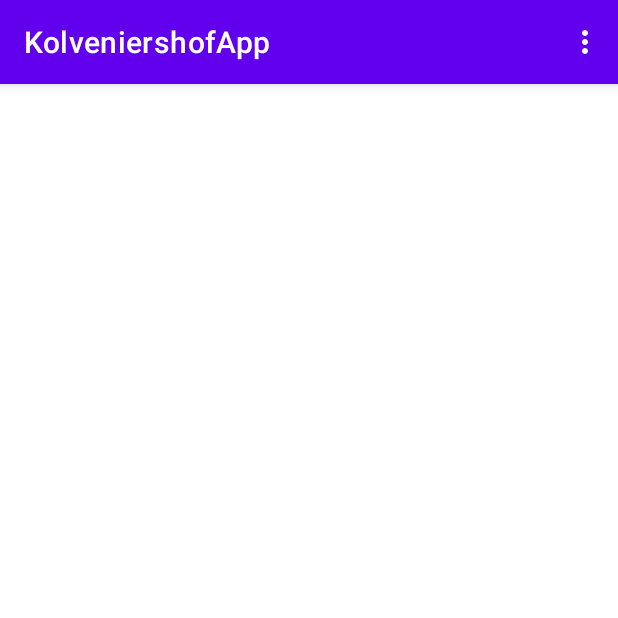
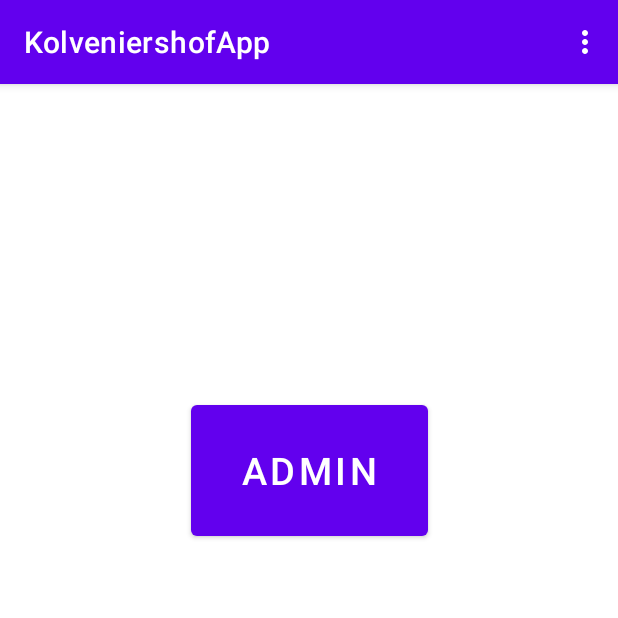
Before and after one commit to lanasak/test.and, an Android app: the screen it shows after launch (MainActivity), on a phone screen of 412 x 824 dp, the top half of it. Run offline under Robolectric (Android 15) with nearby library versions, the phone set to English and light mode, and no system bars; our stand-ins replace data binding.

Commit message:
Toevoegen databinding

```diff
--- a/app/build.gradle
+++ b/app/build.gradle
@@ -15,7 +15,10 @@ android {
 
         testInstrumentationRunner "androidx.test.runner.AndroidJUnitRunner"
     }
-
+    buildFeatures{
+        viewBinding true
+        dataBinding true
+    }
     buildTypes {
         release {
             minifyEnabled false
--- /dev/null
+++ b/app/src/main/java/com/example/kolveniershofapp/LoginFragment.kt
@@ -0,0 +1,25 @@
+package com.example.kolveniershofapp
+
+import android.os.Bundle
+
+import androidx.fragment.app.Fragment
+import android.view.LayoutInflater
+import android.view.View
+import android.view.ViewGroup
+import androidx.navigation.findNavController
+
+class LoginFragment : Fragment() {
+
+    override fun onCreateView(
+        inflater: LayoutInflater, container: ViewGroup?,
+        savedInstanceState: Bundle?
+    ): View? {
+        // Inflate the layout for this fragment
+
+
+        view?.findNavController()?.navigate(R.id.action_LoginFragment_To_AdminFragment)
+
+        return inflater.inflate(R.layout.fragment_login, container, false)
+    }
+
+}
--- a/app/src/main/res/layout/activity_main.xml
+++ b/app/src/main/res/layout/activity_main.xml
@@ -1,4 +1,5 @@
 <?xml version="1.0" encoding="utf-8"?>
+
 <androidx.coordinatorlayout.widget.CoordinatorLayout
     xmlns:android="http://schemas.android.com/apk/res/android"
     xmlns:tools="http://schemas.android.com/tools"
--- /dev/null
+++ b/app/src/main/res/layout/fragment_login.xml
@@ -0,0 +1,27 @@
+<?xml version="1.0" encoding="utf-8"?>
+
+<layout xmlns:android="http://schemas.android.com/apk/res/android"
+    xmlns:app="http://schemas.android.com/apk/res-auto"
+    xmlns:tools="http://schemas.android.com/tools">
+<!--    tools:context="com.example.kolveniershofapp.databinding.FragmentLoginBindingImpl">-->
+
+<androidx.constraintlayout.widget.ConstraintLayout
+    android:id="@+id/frameLayout"
+    android:layout_width="match_parent"
+    android:layout_height="match_parent"
+    android:layout_gravity="center_horizontal"
+    tools:context=".LoginFragment">
+
+    <Button
+        android:id="@+id/AdminLogin"
+        android:layout_width="158dp"
+        android:layout_height="99dp"
+        android:layout_marginTop="208dp"
+        android:text="@string/admin"
+        android:textSize="25sp"
+        app:layout_constraintEnd_toEndOf="parent"
+        app:layout_constraintStart_toStartOf="parent"
+        app:layout_constraintTop_toTopOf="parent" />
+</androidx.constraintlayout.widget.ConstraintLayout>
+
+</layout>
--- a/app/src/main/res/navigation/navigation.xml
+++ b/app/src/main/res/navigation/navigation.xml
@@ -3,7 +3,7 @@
     xmlns:app="http://schemas.android.com/apk/res-auto"
     xmlns:tools="http://schemas.android.com/tools"
     android:id="@+id/nav_root"
-    app:startDestination="@+id/dashBoardFragment">
+    app:startDestination="@+id/loginFragment">
 
     <fragment
         android:id="@+id/dashBoardFragment"
@@ -13,4 +13,15 @@
 
     </fragment>
 
+    <fragment
+        android:id="@+id/loginFragment"
+        android:name="com.example.kolveniershofapp.LoginFragment"
+        android:label="Login"
+        tools:layout="@layout/fragment_login">
+        <action
+            android:id="@+id/action_LoginFragment_To_AdminFragment"
+            app:destination="@id/dashBoardFragment" />
+
+    </fragment>
+
 </navigation>
--- a/app/src/main/res/values/strings.xml
+++ b/app/src/main/res/values/strings.xml
@@ -3,4 +3,5 @@
     <!-- TODO: Remove or change this placeholder text -->
     <string name="hello_blank_fragment">Hello blank fragment</string>
     <string name="admin_dashboard">dashboard admin</string>
+    <string name="admin">Admin</string>
 </resources>
```
Also changed, not shown: app/src/main/res/layout/fragment_admindashboard.xml (+58 -2 lines).
